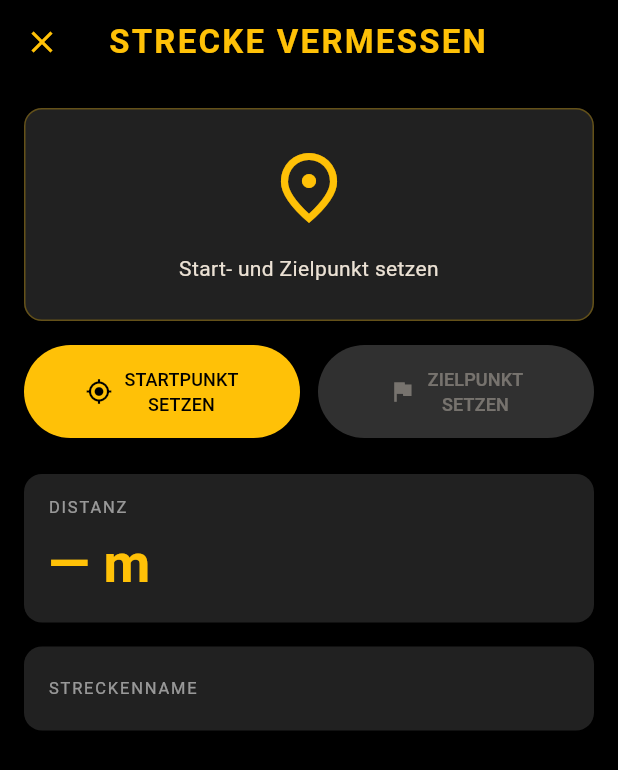
After one commit to notling09/BOLT, a Flutter app: the screen it shows after launch, after a tap on "Strecke vermessen", on a phone screen of 412 x 824 dp. The commit adds this screen. Shown: the top 770 px of the screen. Run offline on Flutter 3.47's test engine with Material 3 defaults, Android fonts, the phone set to English and light mode, and no system bars; our stand-ins replace geolocator, permission_handler.

Commit message:
feat: Phase 3 - Strecke vermessen (UC1 / User-Story 1)
- Neuer Screen measure_screen.dart mit drei Zustaenden (idle, startSet, done)
- Start- und Zielpunkt per LocationService.getCurrentPosition() erfassen
- Distanz mit Geolocator.distanceBetween() berechnen (Haversine, in Metern)
- Warnung bei Distanz < 10 m wegen GPS-Rauschen +/-3-5 m
- Freundliche Hinweise fuer serviceDisabled / permissionDenied / permissionDeniedForever
- Optionales Namensfeld fuer die Strecke (kein sqflite - Persistenz folgt Phase 6)
- Button Strecke vermessen im HomeScreen ergaenzt

```diff
--- a/lib/main.dart
+++ b/lib/main.dart
@@ -2,6 +2,7 @@ import 'package:flutter/material.dart';
 import 'package:flutter/services.dart';
 
 import 'screens/gps_test_screen.dart';
+import 'screens/measure_screen.dart';
 
 /// Einstiegspunkt der App.
 ///
@@ -90,6 +91,22 @@ class HomeScreen extends StatelessWidget {
               icon: const Icon(Icons.my_location),
               label: const Text('GPS testen'),
             ),
+            const SizedBox(height: 12),
+            ElevatedButton.icon(
+              onPressed: () {
+                Navigator.of(context).push(
+                  MaterialPageRoute(
+                    builder: (_) => const MeasureScreen(),
+                  ),
+                );
+              },
+              style: ElevatedButton.styleFrom(
+                backgroundColor: Colors.amber,
+                foregroundColor: Colors.black,
+              ),
+              icon: const Icon(Icons.straighten),
+              label: const Text('Strecke vermessen'),
+            ),
           ],
         ),
       ),
--- /dev/null
+++ b/lib/screens/measure_screen.dart
@@ -0,0 +1,413 @@
+import 'package:flutter/material.dart';
+import 'package:geolocator/geolocator.dart';
+
+import '../services/location_service.dart';
+
+/// Die drei Schritte der Streckenvermessung (UC1 / User-Story 1).
+enum _Step {
+  idle,     // noch kein Startpunkt
+  startSet, // Startpunkt gesetzt, Ziel fehlt noch
+  done,     // beide Punkte gesetzt, Distanz berechnet
+}
+
+/// Screen "Strecke vermessen" – Phase 3 (UC1).
+///
+/// Erfasst Start- und Zielpunkt per GPS und berechnet die Distanz mit
+/// [Geolocator.distanceBetween]. Kein sqflite – das Track-Objekt lebt nur
+/// im RAM bis der Screen verlassen wird (Persistenz kommt in Phase 6).
+class MeasureScreen extends StatefulWidget {
+  const MeasureScreen({super.key});
+
+  @override
+  State<MeasureScreen> createState() => _MeasureScreenState();
+}
+
+class _MeasureScreenState extends State<MeasureScreen> {
+  final _locationService = LocationService();
+  final _nameController = TextEditingController();
+
+  _Step _step = _Step.idle;
+  bool _isLoading = false;
+
+  Position? _startPos;
+  Position? _endPos;
+  double? _distance;
+
+  /// Gesetzt, wenn ein GPS-Aufruf fehlschlug (serviceDisabled / permissionDenied…).
+  LocationStatus? _gpsError;
+
+  /// Unter dieser Distanz warnen wir vor GPS-Rauschen (±3–5 m Ungenauigkeit).
+  static const double _minDistanceMeters = 10.0;
+
+  @override
+  void dispose() {
+    _nameController.dispose();
+    super.dispose();
+  }
+
+  // ---------------------------------------------------------------------------
+  // Aktionen
+  // ---------------------------------------------------------------------------
+
+  Future<void> _setStart() async {
+    setState(() {
+      _isLoading = true;
+      _gpsError = null;
+    });
+
+    final result = await _locationService.getCurrentPosition();
+    if (!mounted) return;
+
+    if (result.isSuccess) {
+      setState(() {
+        _startPos = result.position;
+        // Vorherige Zielmessung verwerfen, falls der Nutzer neu startet.
+        _endPos = null;
+        _distance = null;
+        _step = _Step.startSet;
+        _isLoading = false;
+      });
+    } else {
+      setState(() {
+        _gpsError = result.status;
+        _isLoading = false;
+      });
+    }
+  }
+
+  Future<void> _setEnd() async {
+    // Lokale Kopie vor dem await – Dart Flow Analysis verliert die Null-Garantie
+    // auf Klassen-Felder über async-Grenzen hinweg.
+    final start = _startPos;
+    if (start == null) return;
+
+    setState(() {
+      _isLoading = true;
+      _gpsError = null;
+    });
+
+    final result = await _locationService.getCurrentPosition();
+    if (!mounted) return;
+
+    if (result.isSuccess) {
+      // position ist garantiert non-null wenn isSuccess == true.
+      final end = result.position!;
+      // Haversine-Distanz zwischen zwei GPS-Punkten in Metern.
+      final dist = Geolocator.distanceBetween(
+        start.latitude,
+        start.longitude,
+        end.latitude,
+        end.longitude,
+      );
+
+      setState(() {
+        _endPos = end;
+        _distance = dist;
+        _step = _Step.done;
+        _isLoading = false;
+      });
+    } else {
+      setState(() {
+        _gpsError = result.status;
+        _isLoading = false;
+      });
+    }
+  }
+
+  void _reset() {
+    setState(() {
+      _step = _Step.idle;
+      _startPos = null;
+      _endPos = null;
+      _distance = null;
+      _gpsError = null;
+      _nameController.clear();
+    });
+  }
+
+  // ---------------------------------------------------------------------------
+  // UI-Aufbau
+  // ---------------------------------------------------------------------------
+
+  @override
+  Widget build(BuildContext context) {
+    return Scaffold(
+      appBar: AppBar(
+        leading: IconButton(
+          icon: const Icon(Icons.close),
+          onPressed: () => Navigator.of(context).pop(),
+          tooltip: 'Schliessen',
+        ),
+        title: const Text(
+          'STRECKE VERMESSEN',
+          style: TextStyle(fontWeight: FontWeight.bold, letterSpacing: 1.5),
+        ),
+        backgroundColor: Colors.black,
+        foregroundColor: Colors.amber,
+      ),
+      body: SingleChildScrollView(
+        padding: const EdgeInsets.all(16),
+        child: Column(
+          crossAxisAlignment: CrossAxisAlignment.stretch,
+          children: [
+            _buildStatusCard(),
+            const SizedBox(height: 16),
+            _buildActionButtons(),
+            if (_gpsError != null) ...[
+              const SizedBox(height: 12),
+              _buildErrorCard(),
+            ],
+            const SizedBox(height: 24),
+            _buildDistanzCard(),
+            const SizedBox(height: 16),
+            _buildNameField(),
+            if (_step == _Step.done) ...[
+              const SizedBox(height: 24),
+              OutlinedButton.icon(
+                onPressed: _reset,
+                icon: const Icon(Icons.refresh),
+                label: const Text('NEU MESSEN'),
+                style: OutlinedButton.styleFrom(
+                  foregroundColor: Colors.amber,
+                  side: const BorderSide(color: Colors.amber),
+                  padding: const EdgeInsets.symmetric(vertical: 14),
+                ),
+              ),
+            ],
+          ],
+        ),
+      ),
+    );
+  }
+
+  /// Zentrale Statuskarte: Icon, Beschreibungstext, Koordinaten.
+  Widget _buildStatusCard() {
+    final (IconData icon, String text) = switch (_step) {
+      _Step.idle => (Icons.place_outlined, 'Start- und Zielpunkt setzen'),
+      _Step.startSet => (Icons.flag_outlined, 'Startpunkt gesetzt\nJetzt zum Ziel gehen und Zielpunkt setzen'),
+      _Step.done => (Icons.check_circle_outline, 'Vermessung abgeschlossen'),
+    };
+
+    return Container(
+      padding: const EdgeInsets.all(24),
+      decoration: BoxDecoration(
+        color: Colors.grey[900],
+        borderRadius: BorderRadius.circular(12),
+        border: Border.all(color: Colors.amber.withValues(alpha: 0.3)),
+      ),
+      child: Column(
+        children: [
+          if (_isLoading)
+            const CircularProgressIndicator(color: Colors.amber)
+          else
+            Icon(icon, size: 56, color: Colors.amber),
+          const SizedBox(height: 16),
+          Text(text, textAlign: TextAlign.center),
+          if (_startPos != null) ...[
+            const SizedBox(height: 16),
+            _coordRow('Start', _startPos!),
+          ],
+          if (_endPos != null) ...[
+            const SizedBox(height: 6),
+            _coordRow('Ziel', _endPos!),
+          ],
+        ],
+      ),
+    );
+  }
+
+  Widget _coordRow(String label, Position pos) {
+    return Row(
+      children: [
+        Text(
+          '$label: ',
+          style: const TextStyle(color: Colors.white54, fontSize: 12),
+        ),
+        Text(
+          '${pos.latitude.toStringAsFixed(5)}, ${pos.longitude.toStringAsFixed(5)}',
+          style: const TextStyle(color: Colors.amber, fontSize: 12),
+        ),
+      ],
+    );
+  }
+
+  /// Zwei Aktions-Buttons nebeneinander: STARTPUNKT SETZEN | ZIELPUNKT SETZEN.
+  Widget _buildActionButtons() {
+    final startActive = !_isLoading;
+    final endActive = !_isLoading && _step != _Step.idle;
+
+    return Row(
+      children: [
+        Expanded(
+          child: ElevatedButton.icon(
+            onPressed: startActive ? _setStart : null,
+            icon: const Icon(Icons.my_location, size: 18),
+            label: const Text(
+              'STARTPUNKT\nSETZEN',
+              textAlign: TextAlign.center,
+              style: TextStyle(fontSize: 12),
+            ),
+            style: ElevatedButton.styleFrom(
+              backgroundColor: _step == _Step.idle ? Colors.amber : Colors.grey[800],
+              foregroundColor: _step == _Step.idle ? Colors.black : Colors.white70,
+              disabledBackgroundColor: Colors.grey[850],
+              padding: const EdgeInsets.symmetric(vertical: 14),
+            ),
+          ),
+        ),
+        const SizedBox(width: 12),
+        Expanded(
+          child: ElevatedButton.icon(
+            onPressed: endActive ? _setEnd : null,
+            icon: const Icon(Icons.flag, size: 18),
+            label: const Text(
+              'ZIELPUNKT\nSETZEN',
+              textAlign: TextAlign.center,
+              style: TextStyle(fontSize: 12),
+            ),
+            style: ElevatedButton.styleFrom(
+              backgroundColor: _step == _Step.startSet ? Colors.amber : Colors.grey[800],
+              foregroundColor: _step == _Step.startSet ? Colors.black : Colors.white70,
+              disabledBackgroundColor: Colors.grey[850],
+              padding: const EdgeInsets.symmetric(vertical: 14),
+            ),
+          ),
+        ),
+      ],
+    );
+  }
+
+  /// Roter Hinweis-Block, wenn GPS nicht verfügbar / keine Berechtigung.
+  Widget _buildErrorCard() {
+    final (String msg, bool showSettingsButton) = switch (_gpsError) {
+      LocationStatus.serviceDisabled => (
+        'GPS ist ausgeschaltet.\nBitte in den Geräte-Einstellungen aktivieren.',
+        false,
+      ),
+      LocationStatus.permissionDenied => (
+        'Standort-Berechtigung verweigert.\nBitte nochmals erlauben.',
+        false,
+      ),
+      LocationStatus.permissionDeniedForever => (
+        'Berechtigung dauerhaft verweigert.\nBitte in den App-Einstellungen freigeben.',
+        true,
+      ),
+      _ => ('Unbekannter GPS-Fehler.', false),
+    };
+
+    return Container(
+      padding: const EdgeInsets.all(12),
+      decoration: BoxDecoration(
+        color: Colors.red[900]?.withValues(alpha: 0.35),
+        borderRadius: BorderRadius.circular(8),
+        border: Border.all(color: Colors.red.shade700),
+      ),
+      child: Column(
+        crossAxisAlignment: CrossAxisAlignment.start,
+        children: [
+          Row(
+            crossAxisAlignment: CrossAxisAlignment.start,
+            children: [
+              const Icon(Icons.warning_amber, color: Colors.amber, size: 18),
+              const SizedBox(width: 8),
+              Expanded(
+                child: Text(msg, style: const TextStyle(fontSize: 13)),
+              ),
+            ],
+          ),
+          if (showSettingsButton)
+            TextButton(
+              onPressed: _locationService.openAppSettings,
+              child: const Text(
+                'App-Einstellungen öffnen',
+                style: TextStyle(color: Colors.amber),
+              ),
+            ),
+        ],
+      ),
+    );
+  }
+
+  /// Zeigt die berechnete Distanz (oder "— m" wenn noch nicht gemessen).
+  Widget _buildDistanzCard() {
+    final dist = _distance;
+    final tooShort = dist != null && dist < _minDistanceMeters;
+
+    return Container(
+      padding: const EdgeInsets.symmetric(horizontal: 16, vertical: 14),
+      decoration: BoxDecoration(
+        color: Colors.grey[900],
+        borderRadius: BorderRadius.circular(12),
+      ),
+      child: Column(
+        crossAxisAlignment: CrossAxisAlignment.start,
+        children: [
+          const Text(
+            'DISTANZ',
+            style: TextStyle(color: Colors.white54, fontSize: 11, letterSpacing: 1.2),
+          ),
+          const SizedBox(height: 4),
+          Text(
+            dist != null ? '${dist.toStringAsFixed(1)} m' : '— m',
+            style: TextStyle(
+              color: tooShort ? Colors.orange : Colors.amber,
+              fontSize: 36,
+              fontWeight: FontWeight.bold,
+            ),
+          ),
+          if (tooShort)
+            const Padding(
+              padding: EdgeInsets.only(top: 6),
+              child: Text(
+                'Strecke zu kurz – wahrscheinlich GPS-Rauschen (±3–5 m).\n'
+                'Bitte Start und Ziel weiter auseinandersetzen.',
+                style: TextStyle(color: Colors.orange, fontSize: 12),
+              ),
+            )
+          else if (dist != null)
+            const Padding(
+              padding: EdgeInsets.only(top: 4),
+              child: Text(
+                'GPS-Messung',
+                style: TextStyle(color: Colors.white38, fontSize: 11),
+              ),
+            ),
+        ],
+      ),
+    );
+  }
+
+  /// Optionales Textfeld für den Streckennamen (fliessen in Track.name ein).
+  Widget _buildNameField() {
+    return TextField(
+      controller: _nameController,
+      enabled: _step == _Step.done,
+      textCapitalization: TextCapitalization.sentences,
+      decoration: InputDecoration(
+        labelText: 'STRECKENNAME',
+        hintText: 'z. B. Schulhof Sprint',
+        labelStyle: const TextStyle(
+          color: Colors.white54,
+          fontSize: 11,
+          letterSpacing: 1.2,
+        ),
+        hintStyle: const TextStyle(color: Colors.white30),
+        filled: true,
+        fillColor: Colors.grey[900],
+        border: OutlineInputBorder(
+          borderRadius: BorderRadius.circular(12),
+          borderSide: BorderSide.none,
+        ),
+        focusedBorder: OutlineInputBorder(
+          borderRadius: BorderRadius.circular(12),
+          borderSide: const BorderSide(color: Colors.amber),
+        ),
+        disabledBorder: OutlineInputBorder(
+          borderRadius: BorderRadius.circular(12),
+          borderSide: BorderSide.none,
+        ),
+      ),
+      style: const TextStyle(color: Colors.white),
+    );
+  }
+}
```
